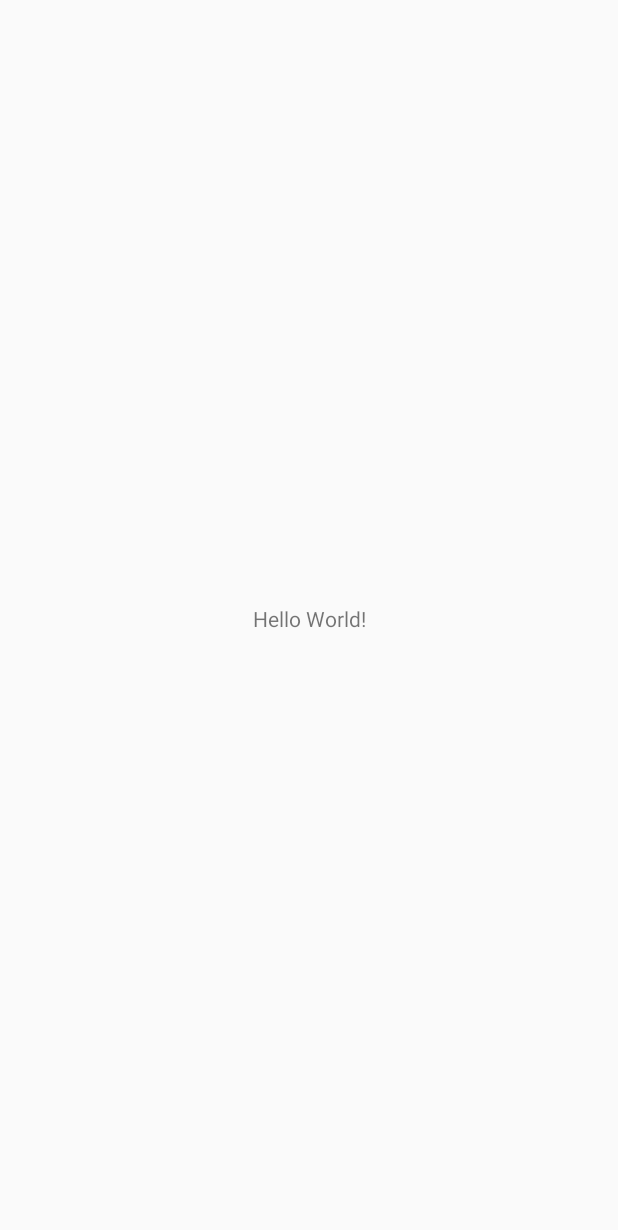
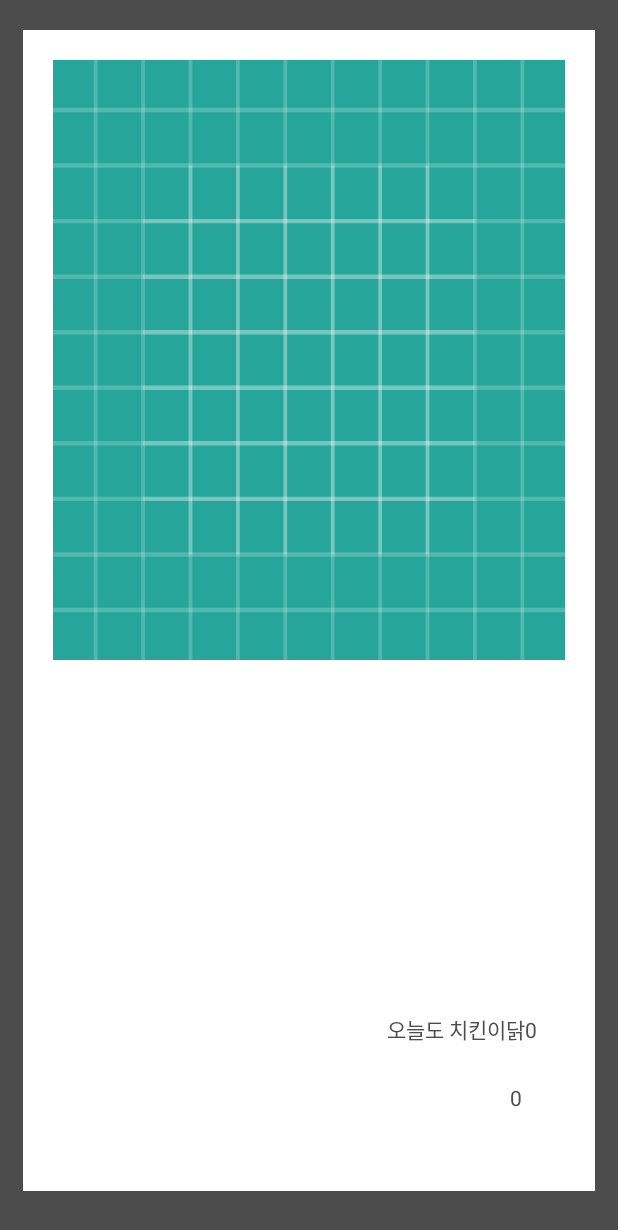
Before and after one commit to lhoyong/rememberme, an Android app: the screen it shows after launch (MainActivity), on a phone screen of 412 x 824 dp. Before the commit the part shown is almost empty. Shown: the top 1230 px of the screen. Run offline under Robolectric (Android 15) with nearby library versions, the phone set to English and light mode, and no system bars; our stand-ins replace data binding.

Commit message:
메인 액티비티 & 뷰페이저 추가

```diff
--- a/app/build.gradle
+++ b/app/build.gradle
@@ -1,4 +1,6 @@
 apply plugin: 'com.android.application'
+
+def room_version = "1.1.0"
 
 android {
     compileSdkVersion 27
--- a/app/src/main/AndroidManifest.xml
+++ b/app/src/main/AndroidManifest.xml
@@ -1,6 +1,8 @@
 <?xml version="1.0" encoding="utf-8"?>
 <manifest xmlns:android="http://schemas.android.com/apk/res/android"
     package="com.github.lhoyong.rememberme">
+
+    <uses-permission android:name="android.permission.CAMERA" />
 
     <application
         android:allowBackup="true"
@@ -9,13 +11,14 @@
         android:roundIcon="@mipmap/ic_launcher_round"
         android:supportsRtl="true"
         android:theme="@style/AppTheme">
-        <activity android:name=".MainActivity">
+        <activity android:name=".ui.main.MainActivity">
             <intent-filter>
                 <action android:name="android.intent.action.MAIN" />
 
                 <category android:name="android.intent.category.LAUNCHER" />
             </intent-filter>
         </activity>
+        <activity android:name=".ui.camera.CameraActivity"/>
     </application>
 
 </manifest>
--- a/app/src/main/java/com/github/lhoyong/rememberme/MainActivity.java
+++ /dev/null
@@ -1,13 +0,0 @@
-package com.github.lhoyong.rememberme;
-
-import android.support.v7.app.AppCompatActivity;
-import android.os.Bundle;
-
-public class MainActivity extends AppCompatActivity {
-
-    @Override
-    protected void onCreate(Bundle savedInstanceState) {
-        super.onCreate(savedInstanceState);
-        setContentView(R.layout.activity_main);
-    }
-}
--- /dev/null
+++ b/app/src/main/java/com/github/lhoyong/rememberme/adapter/MainPageAdapter.java
@@ -0,0 +1,89 @@
+package com.github.lhoyong.rememberme.adapter;
+
+import android.content.Context;
+import android.support.annotation.NonNull;
+import android.support.v4.view.PagerAdapter;
+import android.support.v4.view.ViewPager;
+import android.view.LayoutInflater;
+import android.view.View;
+import android.view.ViewGroup;
+import android.widget.ImageView;
+import android.widget.TextView;
+
+import com.bumptech.glide.Glide;
+import com.github.lhoyong.rememberme.R;
+import com.github.lhoyong.rememberme.model.mainItem;
+
+import java.util.ArrayList;
+import java.util.List;
+
+public class MainPageAdapter extends PagerAdapter {
+
+    private List<mainItem> item;
+    private Context context;
+
+
+    public MainPageAdapter(Context context) {
+        this.context = context;
+        item = new ArrayList<>();
+        dummy();
+
+    }
+
+    private void dummy() {
+        for (int i = 0; i < 10; i++) {
+            item.add(new mainItem(i, "123", "오늘도 치킨이닭" + String.valueOf(i), 0L));
+        }
+    }
+
+    @Override
+    public int getCount() {
+        return item.size();
+    }
+
+    @NonNull
+    @Override
+    public Object instantiateItem(@NonNull ViewGroup container, int position) {
+        View itemView = LayoutInflater.from(context).inflate(R.layout.main_item, container, false);
+        ImageView imageView = itemView
+                .findViewById(R.id.main_item_image);
+
+        TextView message = itemView.findViewById(R.id.main_item_message);
+        TextView date = itemView.findViewById(R.id.main_item_date);
+
+        Glide.with(context)
+                .load(R.drawable.ic_launcher_background)
+                .into(imageView);
+        /*Glide.with(context)
+                .load(item.get(position).getImage())
+                .into(imageView);*/
+
+        message.setText(item.get(position).getMessage());
+        date.setText(item.get(position).getDate().toString());
+
+        container.addView(itemView);
+        return itemView;
+    }
+
+    @Override
+    public boolean isViewFromObject(@NonNull View view, @NonNull Object object) {
+        return view == object;
+    }
+
+    public void addItem(mainItem e) {
+        item.add(e);
+        notifyDataSetChanged();
+    }
+
+    public void removeItem(mainItem e) {
+        item.remove(e);
+        notifyDataSetChanged();
+    }
+
+    @Override
+    public void destroyItem(@NonNull ViewGroup container, int position, @NonNull Object object) {
+        ViewPager viewPager = (ViewPager) container;
+        View v = (View) object;
+        viewPager.removeView(v);
+    }
+}
--- /dev/null
+++ b/app/src/main/java/com/github/lhoyong/rememberme/model/mainItem.java
@@ -0,0 +1,48 @@
+package com.github.lhoyong.rememberme.model;
+
+public class mainItem {
+
+    private int id;
+    private String image;
+    private String message;
+    private Long date;
+
+    public mainItem(int id, String image, String message, Long date) {
+        this.id = id;
+        this.image = image;
+        this.message = message;
+        this.date = date;
+    }
+
+    public int getId() {
+        return id;
+    }
+
+    public void setId(int id) {
+        this.id = id;
+    }
+
+    public String getImage() {
+        return image;
+    }
+
+    public void setImage(String image) {
+        this.image = image;
+    }
+
+    public String getMessage() {
+        return message;
+    }
+
+    public void setMessage(String message) {
+        this.message = message;
+    }
+
+    public Long getDate() {
+        return date;
+    }
+
+    public void setDate(Long date) {
+        this.date = date;
+    }
+}
--- /dev/null
+++ b/app/src/main/java/com/github/lhoyong/rememberme/ui/main/MainActivity.java
@@ -0,0 +1,82 @@
+package com.github.lhoyong.rememberme.ui.main;
+
+import android.content.Intent;
+import android.databinding.DataBindingUtil;
+import android.os.Bundle;
+import android.support.v7.app.AppCompatActivity;
+import android.util.Log;
+import android.view.MotionEvent;
+import android.view.View;
+
+import com.github.lhoyong.rememberme.R;
+import com.github.lhoyong.rememberme.adapter.MainPageAdapter;
+import com.github.lhoyong.rememberme.databinding.ActivityMainBinding;
+import com.github.lhoyong.rememberme.ui.camera.CameraActivity;
+
+public class MainActivity extends AppCompatActivity implements View.OnTouchListener {
+
+    private ActivityMainBinding binding;
+
+    // dragging
+    private boolean firstDragging = true;
+    private boolean dragging = false;
+    private float startPosition = 0;
+    private float endPosition = 0;
+
+    @Override
+    protected void onCreate(Bundle savedInstanceState) {
+        super.onCreate(savedInstanceState);
+        binding = DataBindingUtil.setContentView(this, R.layout.activity_main);
+
+        init();
+    }
+
+    private void init() {
+
+        MainPageAdapter adapter = new MainPageAdapter(this);
+        binding.mainViewpager.setAdapter(adapter);
+
+        binding.mainViewpager.setOnTouchListener(this);
+
+    }
+
+
+    @Override
+    public boolean onTouch(View v, MotionEvent event) {
+        switch (event.getAction()) {
+            case MotionEvent.ACTION_MOVE:
+                dragging = true;
+                if (firstDragging) {
+                    startPosition = event.getY();
+                    Log.e("y", String.valueOf(event.getY()));
+                    firstDragging = false;
+                }
+                break;
+            case MotionEvent.ACTION_UP:
+                endPosition = event.getY();
+                firstDragging = true;
+                if (dragging) {
+                    if ((startPosition > endPosition) && (startPosition - endPosition) > 500) {
+                        Intent intent = new Intent(this, CameraActivity.class);
+                        startActivity(intent);
+                        overridePendingTransition(R.anim.slide_up, R.anim.slide_up_out);
+                    }
+                    //시작 Y가 끝 보다 작다면 터치가 위에서 아래로 이러우졌다는 것이고, 스크롤이 올라갔다는 뜻이다.
+                    else if ((startPosition < endPosition) && (endPosition - startPosition) > 500) {
+
+
+                    }
+
+                }
+                startPosition = 0;
+                endPosition = 0;
+                dragging = false;
+                break;
+            case MotionEvent.ACTION_SCROLL:
+                Log.e("dee", "ee");
+                break;
+
+        }
+        return false;
+    }
+}
--- a/app/src/main/res/layout/activity_main.xml
+++ b/app/src/main/res/layout/activity_main.xml
@@ -1,18 +1,24 @@
 <?xml version="1.0" encoding="utf-8"?>
-<android.support.constraint.ConstraintLayout xmlns:android="http://schemas.android.com/apk/res/android"
+<layout xmlns:android="http://schemas.android.com/apk/res/android"
     xmlns:app="http://schemas.android.com/apk/res-auto"
     xmlns:tools="http://schemas.android.com/tools"
-    android:layout_width="match_parent"
-    android:layout_height="match_parent"
-    tools:context=".MainActivity">
+    tools:context=".ui.main.MainActivity">
 
-    <TextView
-        android:layout_width="wrap_content"
-        android:layout_height="wrap_content"
-        android:text="Hello World!"
-        app:layout_constraintBottom_toBottomOf="parent"
-        app:layout_constraintLeft_toLeftOf="parent"
-        app:layout_constraintRight_toRightOf="parent"
-        app:layout_constraintTop_toTopOf="parent" />
 
-</android.support.constraint.ConstraintLayout>
+    <android.support.constraint.ConstraintLayout
+        android:layout_width="match_parent"
+        android:layout_height="match_parent">
+
+        <android.support.v4.view.ViewPager
+            android:id="@+id/main_viewpager"
+            android:layout_width="0dp"
+            android:layout_height="0dp"
+            app:layout_constraintBottom_toBottomOf="parent"
+            app:layout_constraintEnd_toEndOf="parent"
+            app:layout_constraintStart_toStartOf="parent"
+            app:layout_constraintTop_toTopOf="parent" />
+
+    </android.support.constraint.ConstraintLayout>
+
+
+</layout>
--- /dev/null
+++ b/app/src/main/res/layout/main_item.xml
@@ -0,0 +1,63 @@
+<?xml version="1.0" encoding="utf-8"?>
+<layout xmlns:android="http://schemas.android.com/apk/res/android"
+    xmlns:app="http://schemas.android.com/apk/res-auto"
+    xmlns:tools="http://schemas.android.com/tools">
+
+    <android.support.constraint.ConstraintLayout
+        android:layout_width="match_parent"
+        android:layout_height="match_parent"
+        android:background="#4C4C4C">
+
+        <FrameLayout
+            android:layout_width="0dp"
+            android:layout_height="0dp"
+            android:layout_marginBottom="30dp"
+            android:layout_marginLeft="15dp"
+            android:layout_marginRight="15dp"
+            android:layout_marginTop="20dp"
+            android:background="#ffffff"
+            app:layout_constraintBottom_toBottomOf="parent"
+            app:layout_constraintEnd_toEndOf="parent"
+            app:layout_constraintStart_toStartOf="parent"
+            app:layout_constraintTop_toTopOf="parent">
+
+            <ImageView
+                android:id="@+id/main_item_image"
+                android:layout_width="match_parent"
+                android:layout_height="400dp"
+                android:layout_gravity="center|top"
+                android:layout_margin="20dp"
+                android:background="#000000"
+                android:scaleType="fitXY" />
+        </FrameLayout>
+
+        <TextView
+            android:id="@+id/main_item_message"
+            android:layout_width="wrap_content"
+            android:layout_height="wrap_content"
+            android:textColor="#4C4C4C"
+            app:layout_constraintBottom_toBottomOf="parent"
+            app:layout_constraintEnd_toEndOf="parent"
+            app:layout_constraintHorizontal_bias="0.827"
+            app:layout_constraintStart_toStartOf="parent"
+            app:layout_constraintTop_toTopOf="parent"
+            app:layout_constraintVertical_bias="0.841"
+            tools:text="오늘도 배고프다" />
+
+        <TextView
+            android:id="@+id/main_item_date"
+            android:layout_width="wrap_content"
+            android:layout_height="wrap_content"
+            android:textColor="#4C4C4C"
+            app:layout_constraintBottom_toBottomOf="parent"
+            app:layout_constraintEnd_toEndOf="parent"
+            app:layout_constraintHorizontal_bias="0.841"
+            app:layout_constraintStart_toStartOf="parent"
+            app:layout_constraintTop_toTopOf="parent"
+            app:layout_constraintVertical_bias="0.897"
+            tools:text="7. 21. 2018" />
+
+
+    </android.support.constraint.ConstraintLayout>
+
+</layout>
--- a/app/src/main/res/values/styles.xml
+++ b/app/src/main/res/values/styles.xml
@@ -6,6 +6,9 @@
         <item name="colorPrimary">@color/colorPrimary</item>
         <item name="colorPrimaryDark">@color/colorPrimaryDark</item>
         <item name="colorAccent">@color/colorAccent</item>
+        <item name="windowActionBar">false</item>
+        <item name="windowNoTitle">true</item>
+        <item name="android:windowFullscreen">true</item>
     </style>
 
 </resources>
```
